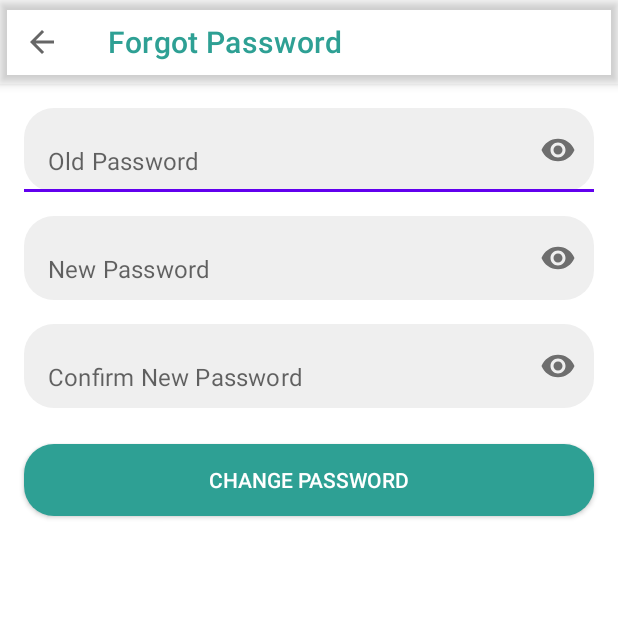
After one commit to MFirdaus86/presensi-online, an Android app: the ChangePasswordActivity screen opened directly, with no data from a screen before it, on a phone screen of 412 x 824 dp, the top half of it. The commit adds this screen. Run offline under Robolectric (Android 15) with nearby library versions, the phone set to English and light mode, and no system bars.

Commit message:
ui: add change password page

```diff
--- a/app/src/main/AndroidManifest.xml
+++ b/app/src/main/AndroidManifest.xml
@@ -9,6 +9,9 @@
         android:roundIcon="@mipmap/ic_launcher_round"
         android:supportsRtl="true"
         android:theme="@style/Theme.LiveAttendanceApp">
+        <activity
+            android:name=".views.changepass.ChangePasswordActivity"
+            android:exported="false" />
         <activity
             android:name=".views.forgotpass.ForgotPasswordActivity"
             android:exported="false" />
--- /dev/null
+++ b/app/src/main/java/com/example/liveattendanceapp/views/changepass/ChangePasswordActivity.kt
@@ -0,0 +1,31 @@
+package com.example.liveattendanceapp.views.changepass
+
+import androidx.appcompat.app.AppCompatActivity
+import android.os.Bundle
+import com.example.liveattendanceapp.R
+import com.example.liveattendanceapp.databinding.ActivityChangePasswordBinding
+
+class ChangePasswordActivity : AppCompatActivity() {
+
+    private lateinit var binding: ActivityChangePasswordBinding
+
+    override fun onCreate(savedInstanceState: Bundle?) {
+        super.onCreate(savedInstanceState)
+        binding = ActivityChangePasswordBinding.inflate(layoutInflater)
+        setContentView(binding.root)
+
+        init()
+        onClick()
+    }
+
+    private fun init(){
+        setSupportActionBar(binding.tbChangePassword)
+        supportActionBar?.setDisplayHomeAsUpEnabled(true)
+    }
+
+    private fun onClick(){
+        binding.tbChangePassword.setNavigationOnClickListener{
+            finish()
+        }
+    }
+}
--- /dev/null
+++ b/app/src/main/res/layout/activity_change_password.xml
@@ -0,0 +1,105 @@
+<?xml version="1.0" encoding="utf-8"?>
+<LinearLayout xmlns:android="http://schemas.android.com/apk/res/android"
+    xmlns:app="http://schemas.android.com/apk/res-auto"
+    xmlns:tools="http://schemas.android.com/tools"
+    android:layout_width="match_parent"
+    android:layout_height="match_parent"
+    android:orientation="vertical"
+    tools:context=".views.changepass.ChangePasswordActivity">
+
+    <com.google.android.material.appbar.AppBarLayout
+        android:layout_width="match_parent"
+        android:layout_height="wrap_content"
+        android:background="@android:color/transparent"
+        android:elevation="0dp">
+
+        <androidx.appcompat.widget.Toolbar
+            android:id="@+id/tb_change_password"
+            android:layout_width="match_parent"
+            android:layout_height="wrap_content"
+            app:title="@string/forgot_password"
+            app:titleTextColor="@color/colorPrimary"
+            android:elevation="0dp"/>
+    </com.google.android.material.appbar.AppBarLayout>
+
+    <com.google.android.material.textfield.TextInputLayout
+        android:layout_width="match_parent"
+        android:layout_height="56dp"
+        app:hintEnabled="false"
+        app:endIconMode="password_toggle"
+        android:layout_marginTop="16dp"
+        android:layout_marginStart="16dp"
+        android:layout_marginEnd="16dp"
+        app:boxStrokeWidth="0dp">
+
+        <com.google.android.material.textfield.TextInputEditText
+            android:id="@+id/et_old_password"
+            android:layout_width="match_parent"
+            android:layout_height="match_parent"
+            android:background="@drawable/bg_edit_text"
+            android:hint="@string/old_password"
+            android:inputType="textPassword"
+            android:paddingStart="16dp"
+            android:paddingEnd="16dp"
+            tools:ignore="TextContrastCheck" />
+
+    </com.google.android.material.textfield.TextInputLayout>
+
+    <com.google.android.material.textfield.TextInputLayout
+        android:layout_width="match_parent"
+        android:layout_height="56dp"
+        app:hintEnabled="false"
+        app:endIconMode="password_toggle"
+        android:layout_marginTop="16dp"
+        android:layout_marginStart="16dp"
+        android:layout_marginEnd="16dp"
+        app:boxStrokeWidth="0dp">
+
+        <com.google.android.material.textfield.TextInputEditText
+            android:id="@+id/et_new_password"
+            android:layout_width="match_parent"
+            android:layout_height="match_parent"
+            android:background="@drawable/bg_edit_text"
+            android:hint="@string/new_password"
+            android:inputType="textPassword"
+            android:paddingStart="16dp"
+            android:paddingEnd="16dp"
+            tools:ignore="TextContrastCheck" />
+
+    </com.google.android.material.textfield.TextInputLayout>
+
+    <com.google.android.material.textfield.TextInputLayout
+        android:layout_width="match_parent"
+        android:layout_height="56dp"
+        app:hintEnabled="false"
+        app:endIconMode="password_toggle"
+        android:layout_marginTop="16dp"
+        android:layout_marginStart="16dp"
+        android:layout_marginEnd="16dp"
+        app:boxStrokeWidth="0dp">
+
+        <com.google.android.material.textfield.TextInputEditText
+            android:id="@+id/et_confirm_new_password"
+            android:layout_width="match_parent"
+            android:layout_height="match_parent"
+            android:background="@drawable/bg_edit_text"
+            android:hint="@string/confirm_new_password"
+            android:inputType="textPassword"
+            android:paddingStart="16dp"
+            android:paddingEnd="16dp"
+            tools:ignore="TextContrastCheck" />
+
+    </com.google.android.material.textfield.TextInputLayout>
+
+    <androidx.appcompat.widget.AppCompatButton
+        android:id="@+id/btn_change_password"
+        android:layout_width="match_parent"
+        android:layout_height="wrap_content"
+        android:background="@drawable/bg_btn_primary"
+        android:text="@string/change_password"
+        android:textColor="@android:color/white"
+        android:layout_marginTop="24dp"
+        android:layout_marginStart="16dp"
+        android:layout_marginEnd="16dp"/>
+
+</LinearLayout>
--- a/app/src/main/res/layout/activity_forgot_password.xml
+++ b/app/src/main/res/layout/activity_forgot_password.xml
@@ -31,7 +31,8 @@
         android:layout_marginTop="16dp"
         android:layout_marginStart="16dp"
         android:layout_marginEnd="16dp"
-        app:layout_constraintTop_toBottomOf="@id/appbar_forgot_password">
+        app:layout_constraintTop_toBottomOf="@id/appbar_forgot_password"
+        app:boxStrokeWidth="0dp">
 
         <com.google.android.material.textfield.TextInputEditText
             android:id="@+id/et_email_forgot_password"
@@ -46,11 +47,11 @@
 
     </com.google.android.material.textfield.TextInputLayout>
 
-    <Button
+    <androidx.appcompat.widget.AppCompatButton
         android:id="@+id/btn_forgot_password"
         android:layout_width="match_parent"
         android:layout_height="wrap_content"
-        android:backgroundTint="@color/colorPrimary"
+        android:background="@drawable/bg_btn_primary"
         android:text="@string/forgot_password"
         android:textColor="@android:color/white"
         android:layout_marginTop="24dp"
--- a/app/src/main/res/values/strings.xml
+++ b/app/src/main/res/values/strings.xml
@@ -15,8 +15,10 @@
     <string name="your_photo">Your Photo</string>
     <string name="check_in">Check-In</string>
     <string name="check_out">Check-Out</string>
-    <string name="profile">Profile</string>
     <string name="change_password">Change Password</string>
     <string name="change_language">Change Language</string>
     <string name="logout">Logout</string>
+    <string name="old_password">Old Password</string>
+    <string name="new_password">New Password</string>
+    <string name="confirm_new_password">Confirm New Password</string>
 </resources>
--- a/build.gradle
+++ b/build.gradle
@@ -2,7 +2,7 @@
 plugins {
     id 'com.android.application' version '7.1.1' apply false
     id 'com.android.library' version '7.1.1' apply false
-    id 'org.jetbrains.kotlin.android' version '1.5.30' apply false
+    id 'org.jetbrains.kotlin.android' version '1.6.10' apply false
 }
 
 task clean(type: Delete) {
```
